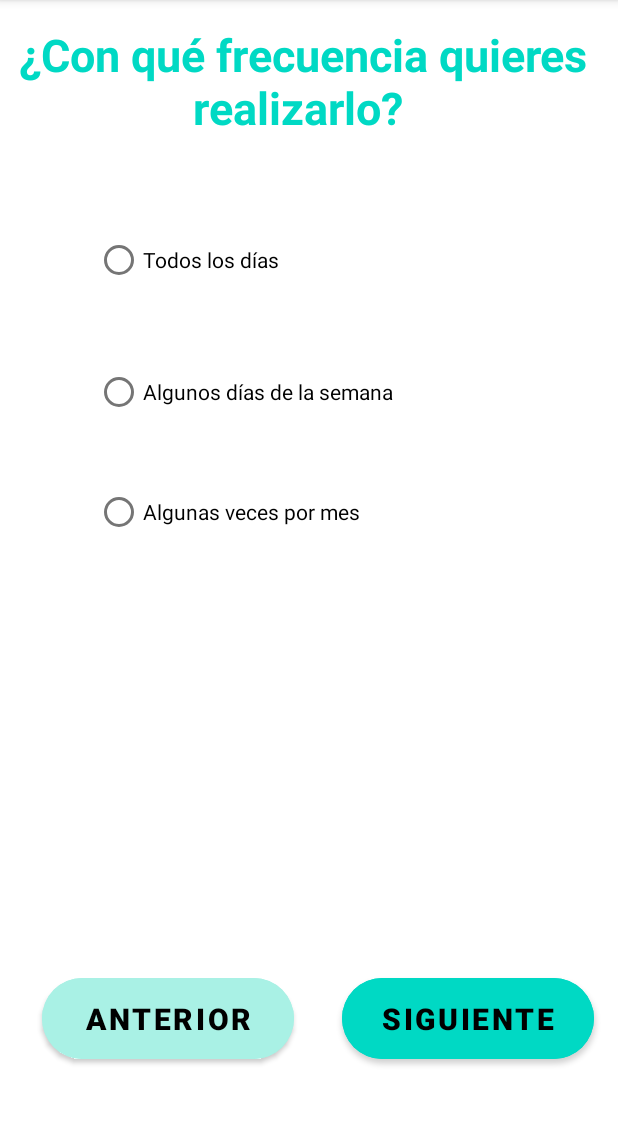
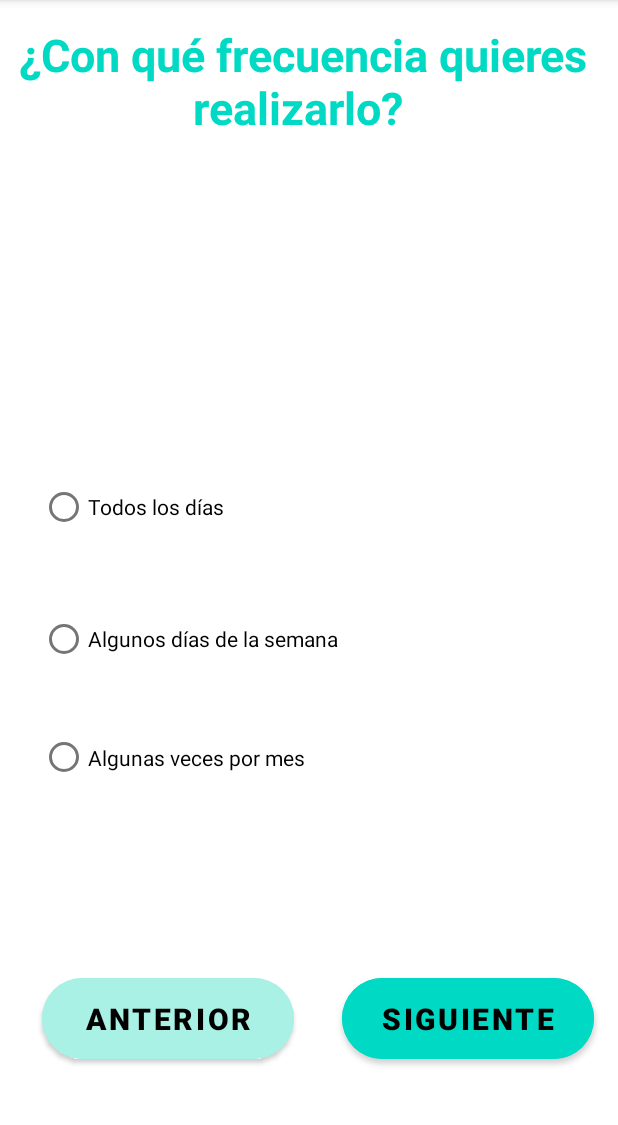
Before and after one commit to estefany-kari/HabitNow, an Android app: the frecuencia_habito screen opened directly, with no data from a screen before it, on a phone screen of 412 x 824 dp, the part 84-1209 px from its top. Run offline under Robolectric (Android 15) with nearby library versions, the phone set to English and light mode, and no system bars.

Commit message:
Frecuencia - radioButton

```diff
--- a/ProyectoG2/app/src/main/java/com/example/proyectog2/DefinirHabito.kt
+++ b/ProyectoG2/app/src/main/java/com/example/proyectog2/DefinirHabito.kt
@@ -13,7 +13,7 @@ class DefinirHabito : AppCompatActivity() {
         getSupportActionBar()?.hide();
         setContentView(R.layout.activity_definir_habito)
         val btnAnterior= findViewById<Button>(R.id.btn_cancelarCuando)
-        btnAnterior .setOnClickListener { abrirActividad(DefinirHabito::class.java) }
+        btnAnterior .setOnClickListener { abrirActividad(CategoriasHabitos::class.java) }
         val btnSiguiente= findViewById<Button>(R.id.btn_confirmarCuando)
         btnSiguiente .setOnClickListener { abrirActividad(CuandoQuieresHacerlo::class.java) }
     }
--- a/ProyectoG2/app/src/main/res/layout/activity_frecuencia_habito.xml
+++ b/ProyectoG2/app/src/main/res/layout/activity_frecuencia_habito.xml
@@ -21,6 +21,16 @@
         app:layout_constraintStart_toStartOf="parent"
         app:layout_constraintTop_toTopOf="parent" />
 
+    <RadioGroup
+        android:layout_width="358dp"
+        android:layout_height="258dp"
+        android:layout_marginBottom="240dp"
+        android:orientation="vertical"
+        app:layout_constraintBottom_toBottomOf="parent"
+        app:layout_constraintEnd_toEndOf="parent"
+        app:layout_constraintHorizontal_bias="0.49"
+        app:layout_constraintStart_toStartOf="parent">
+
         <RadioButton
             android:id="@+id/rdo_btn_todosLosDias"
             android:layout_width="wrap_content"
@@ -32,6 +42,7 @@
             app:layout_constraintHorizontal_bias="0.207"
             app:layout_constraintStart_toStartOf="@+id/textView4"
             app:layout_constraintTop_toBottomOf="@+id/textView4" />
+
 
         <RadioButton
             android:id="@+id/btn_AlgunosDiasSemana"
@@ -54,6 +65,7 @@
             app:layout_constraintHorizontal_bias="0.0"
             app:layout_constraintStart_toStartOf="@+id/btn_AlgunosDiasSemana"
             app:layout_constraintTop_toBottomOf="@+id/btn_AlgunosDiasSemana" />
+    </RadioGroup>
 
     <Button
         android:id="@+id/btn_siguiente2"
@@ -71,7 +83,6 @@
         app:layout_constraintEnd_toEndOf="parent"
         app:layout_constraintHorizontal_bias="1.0"
         app:layout_constraintStart_toEndOf="@+id/id_anterior"
-        app:layout_constraintTop_toBottomOf="@+id/btnAlgunasVecesMes"
         app:layout_constraintVertical_bias="1.0" />
 
     <Button
```
Also changed, not shown: ProyectoG2/app/src/main/java/com/example/proyectog2/frecuencia_habito.kt (+24 -0 lines). Lines whose indentation alone changed are shown as unchanged.
